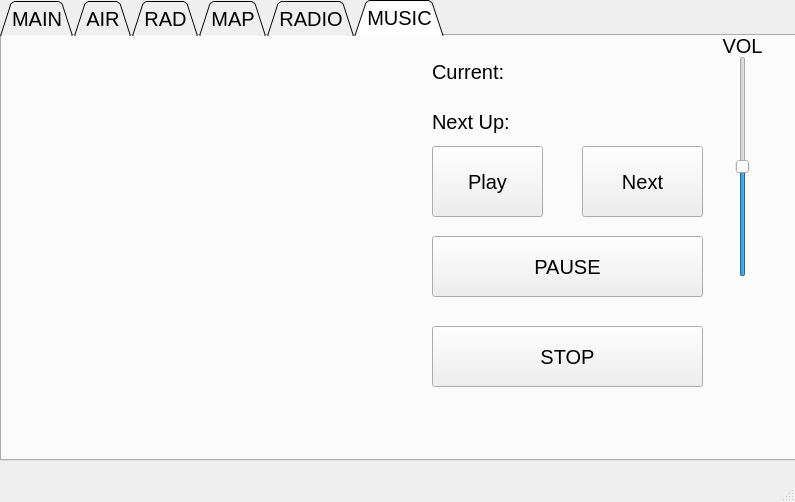
Old version of the form PipBoy/PipBoyMenu.ui in the repository Blizzartnaut/WorkingPipBoy.
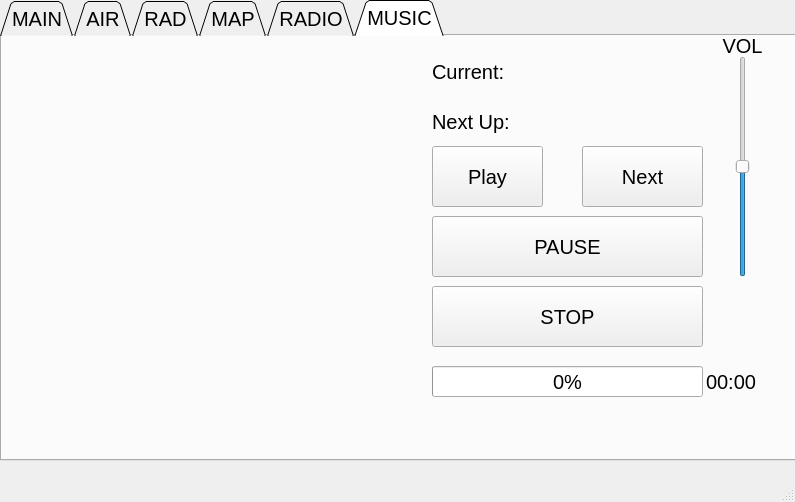
New version of the form.

Commit message: ui changes, added duration, progress bar, to media player

```diff
--- a/PipBoy/PipBoyMenu.ui
+++ b/PipBoy/PipBoyMenu.ui
@@ -745,7 +745,7 @@
         <x>430</x>
         <y>110</y>
         <width>111</width>
-        <height>71</height>
+        <height>61</height>
        </rect>
       </property>
       <property name="text">
@@ -758,7 +758,7 @@
         <x>580</x>
         <y>110</y>
         <width>121</width>
-        <height>71</height>
+        <height>61</height>
        </rect>
       </property>
       <property name="text">
@@ -769,7 +769,7 @@
       <property name="geometry">
        <rect>
         <x>430</x>
-        <y>290</y>
+        <y>250</y>
         <width>271</width>
         <height>61</height>
        </rect>
@@ -839,7 +839,7 @@
       <property name="geometry">
        <rect>
         <x>430</x>
-        <y>200</y>
+        <y>180</y>
         <width>271</width>
         <height>61</height>
        </rect>
@@ -848,6 +848,32 @@
        <string>PAUSE</string>
       </property>
      </widget>
+     <widget class="QLabel" name="SongTime">
+      <property name="geometry">
+       <rect>
+        <x>704</x>
+        <y>330</y>
+        <width>71</width>
+        <height>31</height>
+       </rect>
+      </property>
+      <property name="text">
+       <string>00:00</string>
+      </property>
+     </widget>
+     <widget class="QProgressBar" name="SongProgress">
+      <property name="geometry">
+       <rect>
+        <x>430</x>
+        <y>330</y>
+        <width>271</width>
+        <height>31</height>
+       </rect>
+      </property>
+      <property name="value">
+       <number>0</number>
+      </property>
+     </widget>
     </widget>
    </widget>
   </widget>
```
The commit also changes 3 other files.
